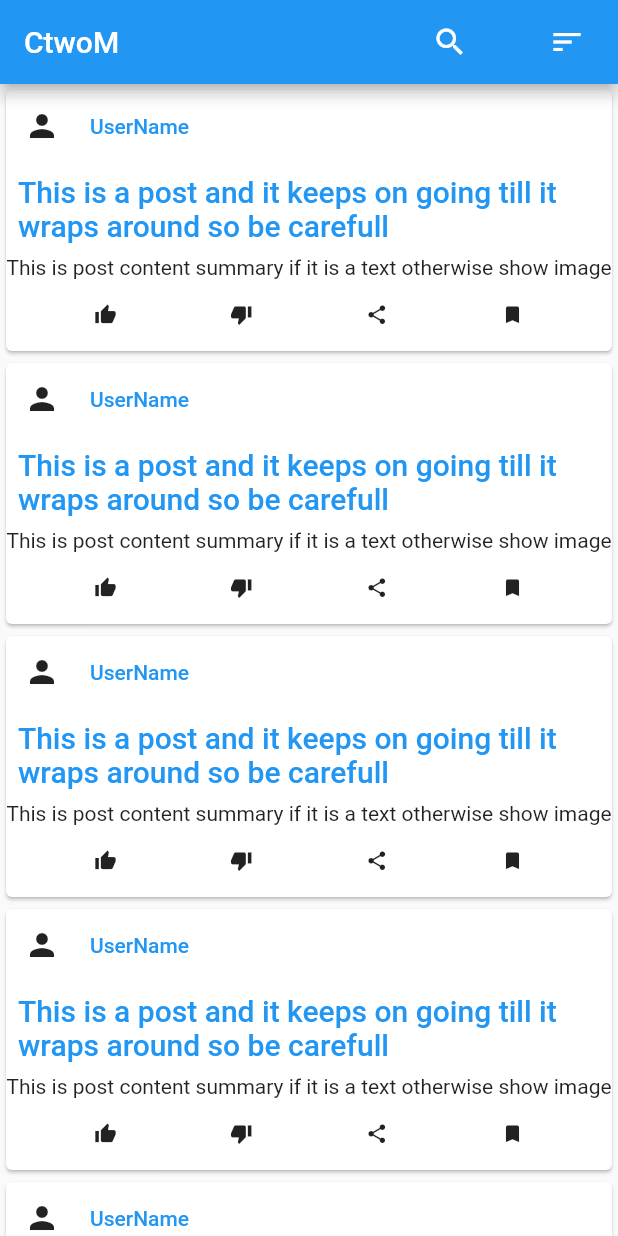
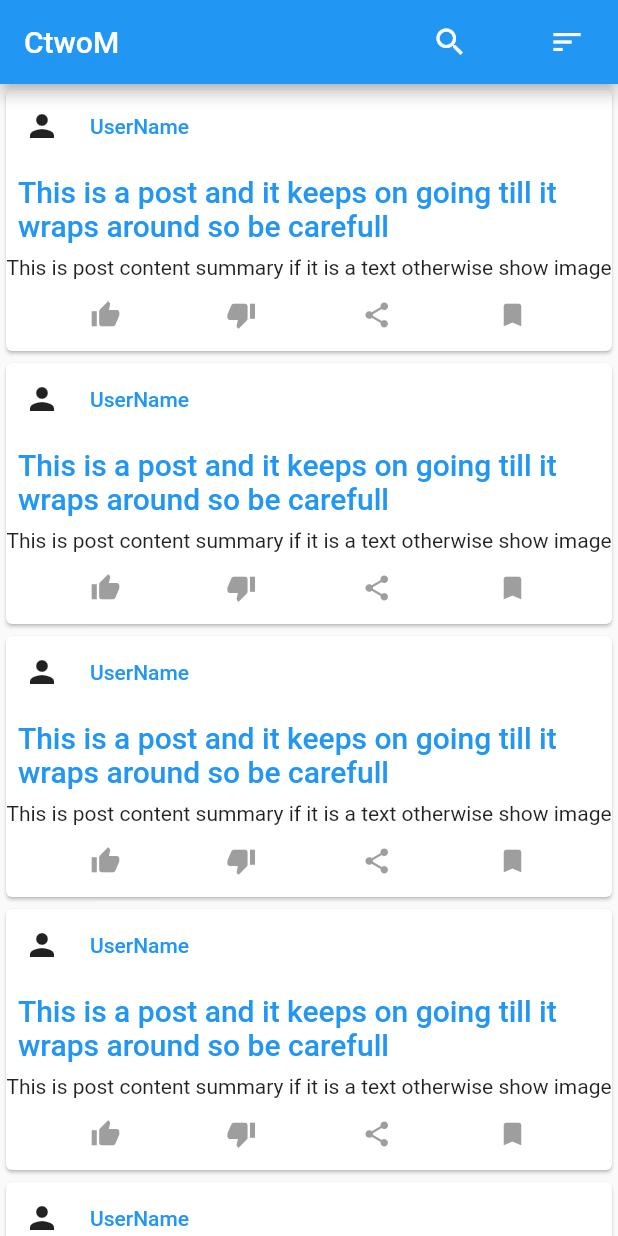
Before and after one commit to Utkarsh-khambra/ctowm, a Flutter app: the screen it shows after launch, on a phone screen of 412 x 824 dp. Run offline on Flutter 3.47's test engine with Material 2 defaults, Android fonts, the phone set to English and light mode, and no system bars; our stand-ins replace flutter_lorem, share_plus.

Commit message:
Refactored User and posts

```diff
--- /dev/null
+++ b/lib/button_row.dart
@@ -0,0 +1,99 @@
+import 'package:flutter/material.dart';
+import 'package:ctowm/post_data.dart';
+import 'package:ctowm/user.dart';
+import 'package:share_plus/share_plus.dart';
+
+import 'login_page.dart';
+
+class ButtonRow extends StatefulWidget {
+  const ButtonRow({Key? key}) : super(key: key);
+
+  @override
+  State<ButtonRow> createState() => _ButtonRowState();
+}
+
+class _ButtonRowState extends State<ButtonRow> with Post {
+  final User _user = User();
+  final double _buttonSize = 20;
+  static Route<Object?> _askForLogin(BuildContext context, Object? arguments) {
+    return loginPageBuilder(context, arguments);
+  }
+
+  @override
+  Widget build(BuildContext context) {
+    return Row(
+      mainAxisAlignment: MainAxisAlignment.spaceEvenly,
+      children: [
+        IconButton(
+            onPressed: () {
+              if (!_user.loggedIn) {
+                Navigator.of(context).restorablePush(_askForLogin);
+              }
+              setState(() {
+                ++super.likes;
+                if (_user.isLiked(super.hash)) {
+                  _user.likes.remove(super.hash);
+                } else {
+                  _user.likes.addAll({super.hash: super.hash});
+                  if (_user.isDisliked(super.hash)) {
+                    _user.dislikes.remove(super.hash);
+                  }
+                }
+              });
+            },
+            icon: Icon(Icons.thumb_up,
+                size: _buttonSize,
+                color: _user.isLiked(super.hash) ? Colors.orange : Colors.grey),
+            tooltip: "Like"),
+        IconButton(
+            onPressed: () {
+              if (!_user.loggedIn) {
+                Navigator.of(context).restorablePush(_askForLogin);
+              }
+              setState(() {
+                ++super.likes;
+                if (_user.isDisliked(super.hash)) {
+                  _user.dislikes.remove(super.hash);
+                } else {
+                  _user.dislikes.addAll({super.hash: super.hash});
+                  if (_user.isLiked(super.hash)) {
+                    _user.likes.remove(super.hash);
+                  }
+                }
+              });
+            },
+            icon: Icon(Icons.thumb_down,
+                size: _buttonSize,
+                color: _user.isDisliked(super.hash)
+                    ? Colors.lightBlue
+                    : Colors.grey),
+            tooltip: "Dislike"),
+        IconButton(
+            onPressed: () {
+              Share.share('www.ctwom.com/${super.hash}');
+            },
+            icon: Icon(Icons.share, size: _buttonSize, color: Colors.grey),
+            tooltip: "Share"),
+        IconButton(
+            onPressed: () {
+              if (!_user.loggedIn) {
+                Navigator.of(context).restorablePush(_askForLogin);
+              }
+              setState(() {
+                if (_user.isBookmarked(super.hash)) {
+                  _user.bookmarks.remove(super.hash);
+                } else {
+                  _user.bookmarks.addAll({super.hash: super.hash});
+                }
+              });
+            },
+            icon: Icon(Icons.bookmark,
+                size: _buttonSize,
+                color: _user.isBookmarked(super.hash)
+                    ? Colors.yellow
+                    : Colors.grey),
+            tooltip: "Bookmark"),
+      ],
+    );
+  }
+}
--- a/lib/postContentPreview.dart
+++ b/lib/postContentPreview.dart
@@ -1,4 +1,5 @@
 import 'package:flutter/material.dart';
+import 'post_data.dart';
 
 class PostContentPreview extends StatefulWidget {
   const PostContentPreview({Key? key}) : super(key: key);
@@ -7,7 +8,7 @@ class PostContentPreview extends StatefulWidget {
   State<PostContentPreview> createState() => _PostContentPreviewState();
 }
 
-class _PostContentPreviewState extends State<PostContentPreview> {
+class _PostContentPreviewState extends State<PostContentPreview> with Post {
   @override
   Widget build(BuildContext context) {
     return const Text(
--- /dev/null
+++ b/lib/post_data.dart
@@ -0,0 +1,6 @@
+class Post {
+  int likes = 0;
+  int dislikes = 0;
+  String postText = "";
+  String hash = "";
+}
--- a/lib/posts.dart
+++ b/lib/posts.dart
@@ -1,8 +1,9 @@
-import 'package:ctowm/login_page.dart';
+/* import 'package:ctowm/login_page.dart'; */
 import 'package:flutter/material.dart';
 import 'postContentPreview.dart';
 import 'package:ctowm/post_page.dart';
 import 'package:share_plus/share_plus.dart';
+import 'package:ctowm/button_row.dart';
 
 class Post extends StatefulWidget {
   const Post({Key? key}) : super(key: key);
@@ -13,15 +14,10 @@ class Post extends StatefulWidget {
 
 class _PostState extends State<Post> {
   /* final _posts = List<String>.generate(10000, (i) => 'Item no $i'); */
-  final _logedIn = false;
   final _titleFont = const TextStyle(fontSize: 20);
-  final _postUrl = "www.example.com";
-  int _postLikes = 0;
-  int _postDislikes = 0;
-  static const double _buttonSize = 15;
-  static Route<Object?> _askForLogin(BuildContext context, Object? arguments) {
-    return loginPageBuilder(context, arguments);
-  }
+  /* static Route<Object?> _askForLogin(BuildContext context, Object? arguments) { */
+  /*   return loginPageBuilder(context, arguments); */
+  /* } */
 
   @override
   Widget build(BuildContext context) {
@@ -52,43 +48,58 @@ class _PostState extends State<Post> {
         ),
         PostContentPreview(),
         //TODO add onPressed to buttons
-        Row(
-          mainAxisAlignment: MainAxisAlignment.spaceEvenly,
-          children: [
-            IconButton(
-                onPressed: () {
-                  if (!_logedIn) {
-                    Navigator.of(context).restorablePush(_askForLogin);
-                  }
-                  ++_postLikes;
-                },
-                icon: const Icon(Icons.thumb_up, size: _buttonSize),
-                tooltip: "Like"),
-            IconButton(
-                onPressed: () {
-                  if (!_logedIn) {
-                    Navigator.of(context).restorablePush(_askForLogin);
-                  }
-                  ++_postDislikes;
-                },
-                icon: const Icon(Icons.thumb_down, size: _buttonSize),
-                tooltip: "Dislike"),
-            IconButton(
-                onPressed: () {
-                  Share.share(_postUrl);
-                },
-                icon: const Icon(Icons.share, size: _buttonSize),
-                tooltip: "Share"),
-            IconButton(
-                onPressed: () {
-                  if (!_logedIn) {
-                    Navigator.of(context).restorablePush(_askForLogin);
-                  }
-                },
-                icon: const Icon(Icons.bookmark, size: _buttonSize),
-                tooltip: "Bookmark"),
-          ],
-        )
+        /* Row( */
+        /*   mainAxisAlignment: MainAxisAlignment.spaceEvenly, */
+        /*   children: [ */
+        /*     IconButton( */
+        /*         onPressed: () { */
+        /*           if (!_logedIn) { */
+        /*             Navigator.of(context).restorablePush(_askForLogin); */
+        /*           } */
+        /*           setState(() { */
+        /*             _postLiked = !_postLiked; */
+        /*           }); */
+        /*         }, */
+        /*         icon: Icon(Icons.thumb_up, */
+        /*             size: _buttonSize, */
+        /*             color: _postLiked ? Colors.orange : Colors.grey), */
+        /*         tooltip: "Like"), */
+        /*     IconButton( */
+        /*         onPressed: () { */
+        /*           if (!_logedIn) { */
+        /*             Navigator.of(context).restorablePush(_askForLogin); */
+        /*           } */
+        /*           setState(() { */
+        /*             _postDisliked = !_postDisliked; */
+        /*           }); */
+        /*         }, */
+        /*         icon: Icon(Icons.thumb_down, */
+        /*             size: _buttonSize, */
+        /*             color: _postDisliked ? Colors.lightBlue : Colors.grey), */
+        /*         tooltip: "Dislike"), */
+        /*     IconButton( */
+        /*         onPressed: () { */
+        /*           Share.share(_postUrl); */
+        /*         }, */
+        /*         icon: const Icon(Icons.share, */
+        /*             size: _buttonSize, color: Colors.grey), */
+        /*         tooltip: "Share"), */
+        /*     IconButton( */
+        /*         onPressed: () { */
+        /*           if (!_logedIn) { */
+        /*             Navigator.of(context).restorablePush(_askForLogin); */
+        /*           } */
+        /*           setState(() { */
+        /*             _bookmarked = !_bookmarked; */
+        /*           }); */
+        /*         }, */
+        /*         icon: Icon(Icons.bookmark, */
+        /*             size: _buttonSize, */
+        /*             color: _bookmarked ? Colors.yellow : Colors.grey), */
+        /*         tooltip: "Bookmark"), */
+        /*   ], */
+        /* ) */
+        ButtonRow()
       ]));
     });
   }
--- a/lib/user.dart
+++ b/lib/user.dart
@@ -1,5 +1,20 @@
+import 'dart:collection';
+
 class User {
-  var _bookmarks = <String>[];
-  var _likes = <String>[];
-  var _dislike = <String>[];
+  // Map of hash and url
+  Map<String, String> likes = HashMap();
+  Map<String, String> dislikes = HashMap();
+  Map<String, String> bookmarks = HashMap();
+  var loggedIn = false;
+  bool isLiked(String postHash) {
+    return likes.containsKey(postHash);
+  }
+
+  bool isDisliked(String postHash) {
+    return dislikes.containsKey(postHash);
+  }
+
+  bool isBookmarked(String postHash) {
+    return bookmarks.containsKey(postHash);
+  }
 }
```
Also changed, not shown: lib/post_page.dart (+2 -18 lines).
